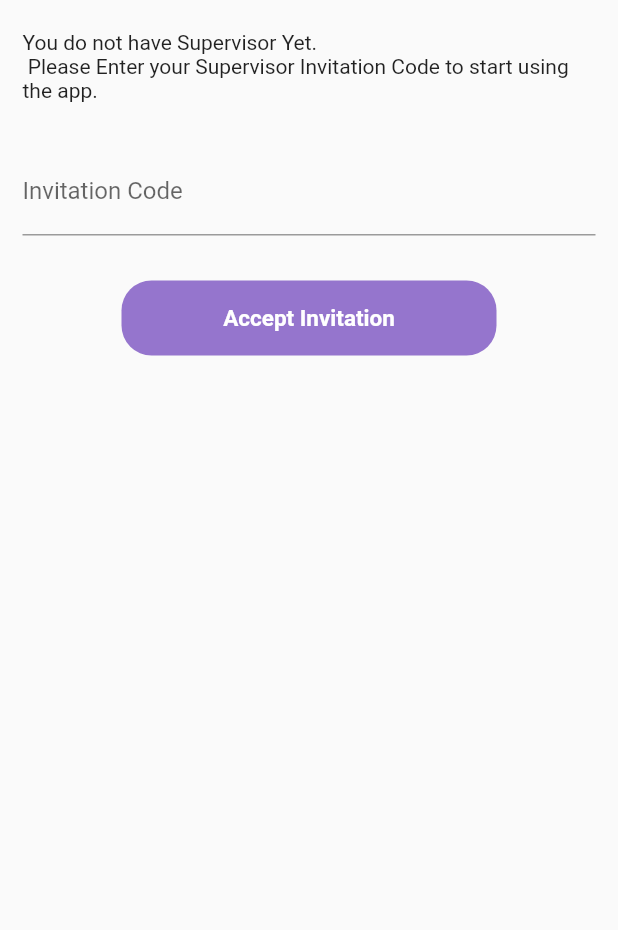
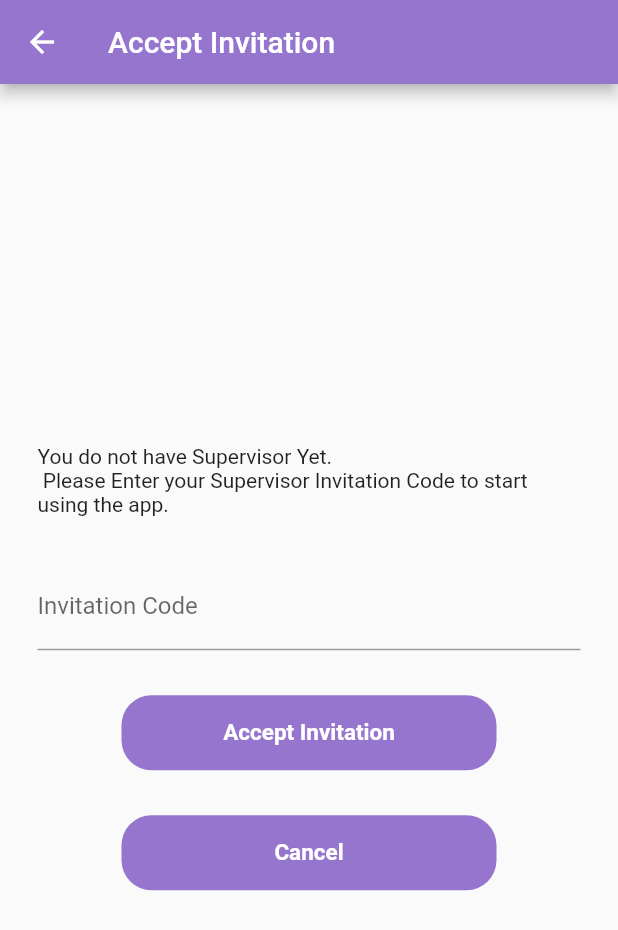
Before and after one commit to fa9rd/MobileApplication_Project, a Flutter app: the AcceptSupervisorInvitation screen opened directly, on a phone screen of 412 x 824 dp. Shown: the top 930 px of the screen. Run offline on Flutter 3.47's test engine with Material 2 defaults, Android fonts, the phone set to English and light mode, and no system bars; our stand-ins replace cloud_firestore, firebase_auth, firebase_core, font_awesome_flutter, google_sign_in, googleapis_auth and 1 more; missing offline and left inert: comment_box, googleapis; accounts and stored records are empty; Roboto replaces fonts that are missing (Georgia).

Commit message:
some fixes

```diff
--- a/lib/main.dart
+++ b/lib/main.dart
@@ -1,15 +1,11 @@
 // ignore_for_file: prefer_const_constructors
 
 import 'package:flutter/material.dart';
-import 'package:googleapis_auth/auth_io.dart';
 import 'package:project2/screens/CheckUser.dart';
-import 'package:project2/screens/complete_signup.dart';
-import 'package:project2/screens/students/dashboard.dart';
-import 'package:project2/services/database.dart';
+
 import 'screens/login_screen.dart';
 import 'package:firebase_core/firebase_core.dart';
 import 'package:firebase_auth/firebase_auth.dart';
-import 'package:url_launcher/url_launcher.dart';
 import 'package:googleapis/calendar/v3.dart' as cal;
 
 void main() async {
--- a/lib/screens/students/accept_invitation.dart
+++ b/lib/screens/students/accept_invitation.dart
@@ -1,4 +1,6 @@
+import 'package:firebase_auth/firebase_auth.dart';
 import 'package:flutter/material.dart';
+import 'package:google_sign_in/google_sign_in.dart';
 import 'package:project2/screens/CheckUser.dart';
 import 'package:project2/screens/students/dashboard.dart';
 import 'package:project2/services/database.dart';
@@ -19,8 +21,15 @@ class _AcceptSupervisorInvitationState
 
   @override
   Widget build(BuildContext context) {
-    return Center(
-      child: Column(
+    return Scaffold(
+        appBar: AppBar(
+          title: Text("Accept Invitation",),
+          backgroundColor: Theme.of(context).primaryColor,
+        ),
+      body:Center(
+      child: ListView(
+        shrinkWrap: true,
+        padding: EdgeInsets.all(10),
         children: [
           Padding(
             padding: EdgeInsets.fromLTRB(15, 20, 15, 10),
@@ -77,11 +86,37 @@ class _AcceptSupervisorInvitationState
                     ),
                   ),
                 ),
+                Padding(
+                  padding: EdgeInsets.fromLTRB(15, 20, 15, 10),
+                  child: GestureDetector(
+                    onTap: ()  {
+                      FirebaseAuth.instance.signOut();
+                      GoogleSignIn().signOut();
+                    },
+                    child: Container(
+                      decoration: BoxDecoration(
+                          color: Theme.of(context).primaryColor,
+                          borderRadius: BorderRadius.circular(20)),
+                      width: 250,
+                      height: 50,
+                      child: Center(
+                        child: Text(
+                          "Cancel",
+                          style: TextStyle(
+                            fontSize: 15,
+                            fontWeight: FontWeight.bold,
+                            color: Colors.white,
+                          ),
+                        ),
+                      ),
+                    ),
+                  ),
+                ),
               ],
             ),
           ),
         ],
       ),
-    );
+    ));
   }
 }
--- a/lib/widgets/signup_form.dart
+++ b/lib/widgets/signup_form.dart
@@ -403,7 +403,7 @@ class DropDown extends StatefulWidget {
 }
 
 class _DropDownState extends State<DropDown> {
-  final items = ['Supervisor', 'Co-Supervisor', 'Student'];
+  final items = ['Supervisor', 'Student'];
   String valueChoose;
   _DropDownState(this.valueChoose);
   @override
```
Also changed, not shown: lib/screens/CheckUser.dart (+2 -8 lines), lib/screens/Supervisors/sv_dashboard.dart (+29 -7 lines), lib/screens/signup_screen.dart (+13 -2 lines), lib/services/database.dart (+34 -3 lines), lib/widgets/webView.dart (added, +20 -0 lines), 2 other files.
